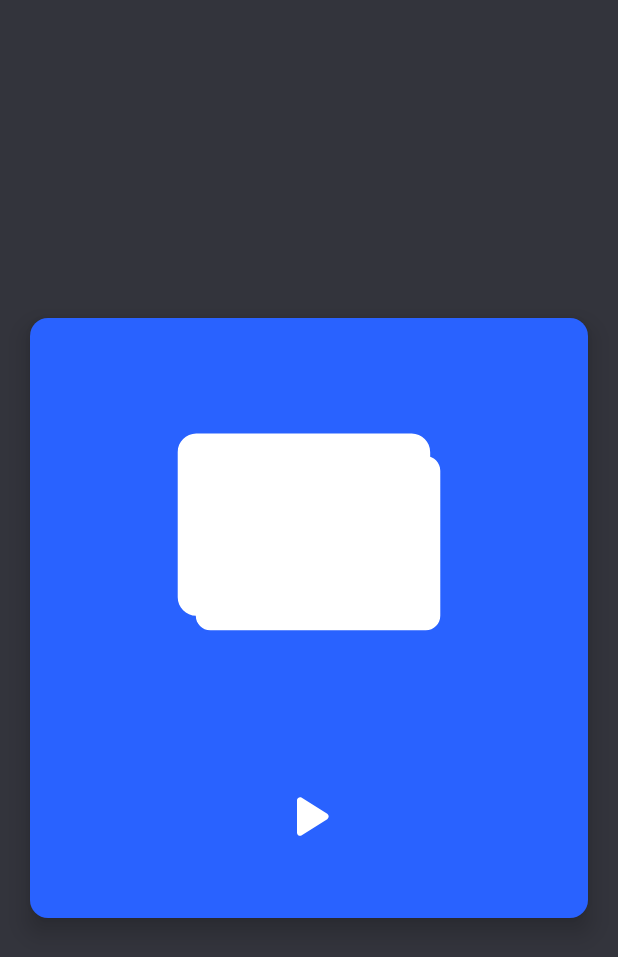
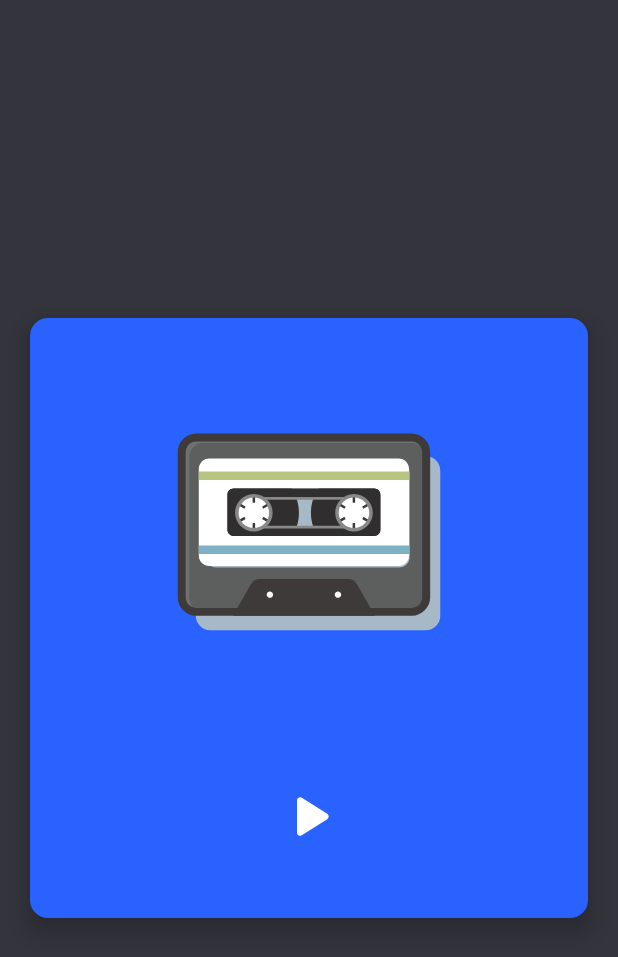
Before and after one commit to BENJAHJP/estate, an Android app built with Jetpack Compose: the composable AudioScreen shown on its own in the app's theme, on a phone screen of 412 x 824 dp. Shown: the top 957 px of the screen. Run offline under Robolectric (Android 15) with nearby library versions, the phone set to English and light mode, and no system bars; 1 statement that could not run was skipped.

Commit message:
first commit

```diff
--- a/app/src/main/java/com/example/estate/presentation/audio/AudioScreen.kt
+++ b/app/src/main/java/com/example/estate/presentation/audio/AudioScreen.kt
@@ -2,6 +2,7 @@ package com.example.estate.presentation.audio
 
 import android.annotation.SuppressLint
 import android.media.MediaPlayer
+import androidx.compose.foundation.Image
 import androidx.compose.foundation.background
 import androidx.compose.foundation.layout.Arrangement
 import androidx.compose.foundation.layout.Box
@@ -66,8 +67,7 @@ fun AudioScreen() {
                     verticalArrangement = Arrangement.SpaceAround,
                     horizontalAlignment = Alignment.CenterHorizontally
                 ) {
-                    Icon(
-                        tint = Color.White,
+                    Image(
                         modifier = Modifier.size(200.dp),
                         painter = painterResource(id = R.drawable.music),
                         contentDescription = "music"
--- a/app/src/main/java/com/example/estate/presentation/navigation/MainNavGraph.kt
+++ b/app/src/main/java/com/example/estate/presentation/navigation/MainNavGraph.kt
@@ -27,7 +27,7 @@ fun MainNavGraph(
             enterTransition = {
                 when (initialState.destination.route) {
                     Screens.MainScreen.route ->
-                        slideIntoContainer(AnimatedContentScope.SlideDirection.Left, animationSpec = tween(500))
+                        slideIntoContainer(AnimatedContentScope.SlideDirection.Left, animationSpec = tween(300))
                     else -> null
                 }
             },
@@ -51,7 +51,7 @@ fun MainNavGraph(
             enterTransition = {
                 when (initialState.destination.route) {
                     Screens.MainScreen.route ->
-                        slideIntoContainer(AnimatedContentScope.SlideDirection.Left, animationSpec = tween(500))
+                        slideIntoContainer(AnimatedContentScope.SlideDirection.Left, animationSpec = tween(300))
                     else -> null
                 }
             },
@@ -70,7 +70,7 @@ fun MainNavGraph(
             enterTransition = {
                 when (initialState.destination.route) {
                     Screens.MainScreen.route ->
-                        slideIntoContainer(AnimatedContentScope.SlideDirection.Left, animationSpec = tween(500))
+                        slideIntoContainer(AnimatedContentScope.SlideDirection.Left, animationSpec = tween(300))
                     else -> null
                 }
             },
```
